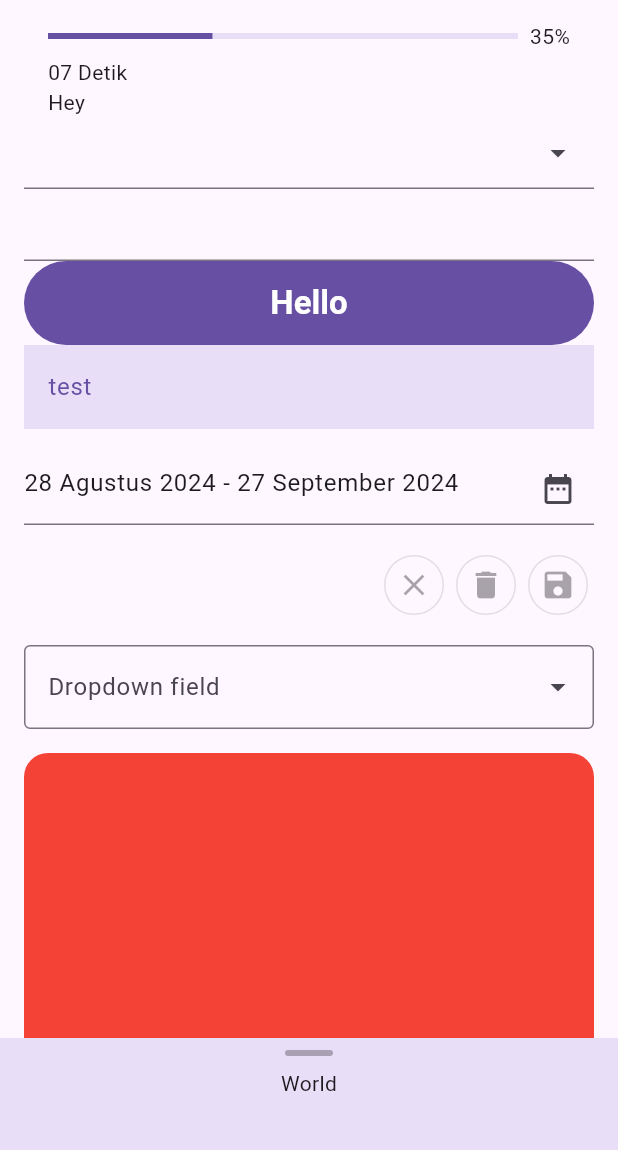
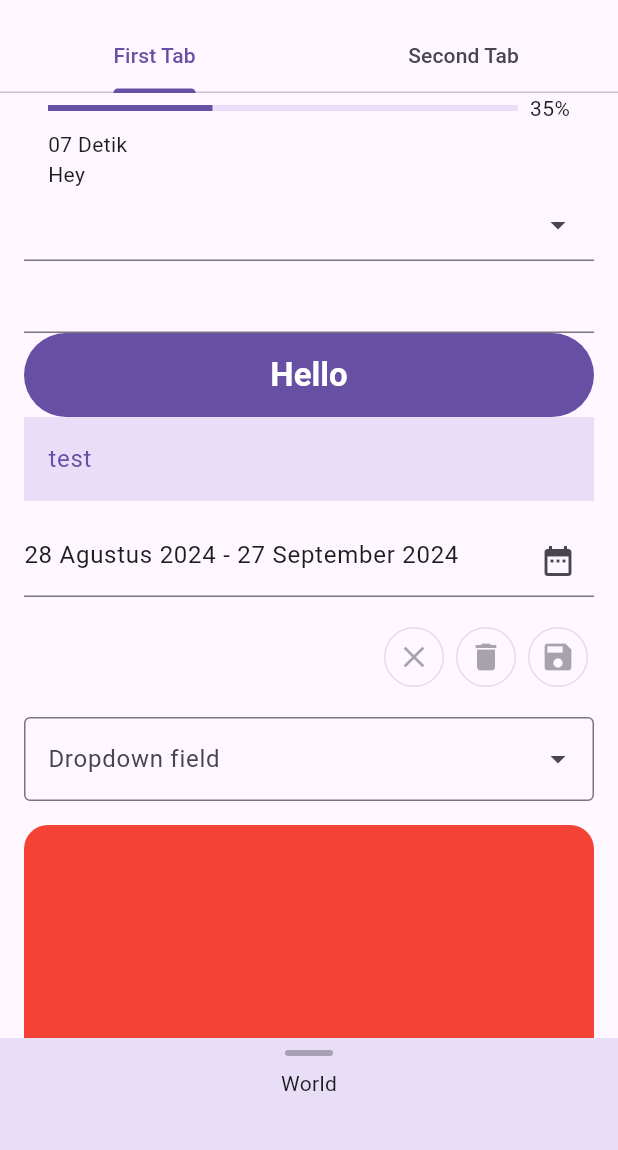
Before and after one commit to BlastTea/MWidget, a Flutter app: the screen it shows after launch, on a phone screen of 412 x 824 dp, the part 63-1213 px from its top. Run offline on Flutter 3.47's test engine with Material 3 defaults, Android fonts, the phone set to English and light mode, and no system bars; drawn by our look-alikes of dynamic_color; our stand-ins replace cached_network_image, extended_image, flutter_colorpicker, image_picker, shared_preferences, universal_io.

```diff
--- a/example/lib/main.dart
+++ b/example/lib/main.dart
@@ -1,3 +1,4 @@
+import 'dart:async';
 import 'dart:typed_data';
 
 import 'package:cached_network_image/cached_network_image.dart' as cached;
@@ -61,6 +62,8 @@ class _MyHomePageState extends State<MyHomePage> {
 
   Uint8List? imageData;
 
+  TimerController timerController = TimerController(duration: const Duration(seconds: 1));
+
   @override
   Widget build(BuildContext context) {
     timeDilation = 1.0;
@@ -70,9 +73,12 @@ class _MyHomePageState extends State<MyHomePage> {
       height: MediaQuery.sizeOf(context).height,
       child: Stack(
         children: [
-          Scaffold(
+          DefaultTabController(
+            length: 2,
+            child: Scaffold(
               appBar: AppBar(
                 title: const Text('MWidget'),
+                bottom: TabBar(tabs: ['First Tab', 'Second Tab'].map((e) => Tab(text: e)).toList()),
                 actions: [
                   const ThemeSwitcher.iconButton(),
                   IconButton(
@@ -121,10 +127,14 @@ class _MyHomePageState extends State<MyHomePage> {
                   ),
                 ],
               ),
-            body: ListView(
+              body: TabBarView(
+                children: [
+                  // First Tab
+                  ListView(
                     padding: responsivePadding(MediaQuery.sizeOf(context)),
                     children: [
                       TimerProgressIndicator(
+                        controller: timerController,
                         progressNotifier: ValueNotifier(0.35),
                         messageNotifier: ValueNotifier('Hey'),
                       ),
@@ -219,7 +229,7 @@ class _MyHomePageState extends State<MyHomePage> {
                         ),
                         // useDynamicColor: true,
                         // skipDialog: true,
-                  child: Center(child: Text('Gambar kosong bro!')),
+                        child: const Center(child: Text('Gambar kosong bro!')),
                       ),
                       const SizedBox(height: 16.0),
                       ImageContainer.hero(
@@ -284,8 +294,21 @@ class _MyHomePageState extends State<MyHomePage> {
                         ),
                         child: const Text('Show Choose Dialog'),
                       ),
-                SizedBox(height: 90),
+                      const SizedBox(height: 90),
                     ],
+                  ),
+                  // Second Tab
+                  ListView(
+                    children: [
+                      TimerProgressIndicator(
+                        controller: timerController,
+                        progressNotifier: ValueNotifier(0.35),
+                      ),
+                      const SizedBox(height: 90),
+                    ],
+                  ),
+                ],
+              ),
             ),
           ),
           AnimatedDraggableScrollableSheet(
--- a/lib/services/language.dart
+++ b/lib/services/language.dart
@@ -356,5 +356,9 @@ final class Language {
       LanguageType.unitedStatesEnglish: '{0} Seconds',
       LanguageType.indonesiaIndonesian: '{0} Detik',
     },
+    'You are offline': {
+      LanguageType.unitedStatesEnglish: 'You are offline',
+      LanguageType.indonesiaIndonesian: 'Anda sedang offline',
+    },
   };
 }
--- a/lib/widgets/timer_progress_indicator.dart
+++ b/lib/widgets/timer_progress_indicator.dart
@@ -3,12 +3,14 @@ part of 'widgets.dart';
 class TimerProgressIndicator extends StatefulWidget {
   const TimerProgressIndicator({
     super.key,
+    this.controller,
     required this.progressNotifier,
     this.messageNotifier,
     this.width,
     this.padding,
   });
 
+  final TimerController? controller;
   final ValueNotifier<double?> progressNotifier;
   final ValueNotifier<String?>? messageNotifier;
   final double? width;
@@ -21,27 +23,30 @@ class TimerProgressIndicator extends StatefulWidget {
 class _TimerProgressIndicatorState extends State<TimerProgressIndicator> {
   final ValueNotifier<String> timeElapsedNotifier = ValueNotifier(Language.getInstance().getValue('{0} Seconds', ['00'])!);
 
-  late Timer timer;
+  late TimerController controller;
 
   @override
   void initState() {
     super.initState();
-    timer = Timer.periodic(
-      const Duration(seconds: 1),
-      (timer) => setState(
-        () {
-          Duration timeElapsed = Duration(seconds: timer.tick);
-          String formattedTime = formatDuration(timeElapsed);
-          timeElapsedNotifier.value = formattedTime;
-        },
-      ),
-    );
+    controller = widget.controller ?? TimerController(duration: const Duration(seconds: 1));
+    WidgetsBinding.instance.addPostFrameCallback((timeStamp) => _onTimerCallback());
+    controller.addListener(_onTimerCallback);
   }
 
   @override
   void dispose() {
-    timer.cancel();
+    controller.removeListener(_onTimerCallback);
     super.dispose();
+  }
+
+  void _onTimerCallback() {
+    setState(
+      () {
+        Duration timeElapsed = Duration(seconds: controller.timer.tick);
+        String formattedTime = formatDuration(timeElapsed);
+        timeElapsedNotifier.value = formattedTime;
+      },
+    );
   }
 
   @override
@@ -84,3 +89,14 @@ class _TimerProgressIndicatorState extends State<TimerProgressIndicator> {
         ),
       );
 }
+
+class TimerController extends ChangeNotifier {
+  TimerController({Duration duration = const Duration(seconds: 1)}) {
+    timer = Timer.periodic(
+      duration,
+      (timer) => notifyListeners(),
+    );
+  }
+
+  late Timer timer;
+}
--- a/pubspec.yaml
+++ b/pubspec.yaml
@@ -1,6 +1,6 @@
 name: m_widget
 description: A new Flutter package project.
-version: 3.15.1
+version: 3.15.2
 homepage: null
 publish_to: 'none'
 
@@ -19,7 +19,6 @@ dependencies:
       url: https://github.com/mchome/flutter_colorpicker.git
       ref: 92bdb69a313a56c391ef148c12ef6539bd31253d
   image_picker: ^1.1.1
-  path: ^1.9.0
   shared_preferences: ^2.2.2
   universal_io: ^2.2.2
 
```
Also changed, not shown: lib/services/api_helper.dart (added, +167 -0 lines), example/pubspec.lock, 7 other files. Lines whose indentation alone changed are shown as unchanged.
